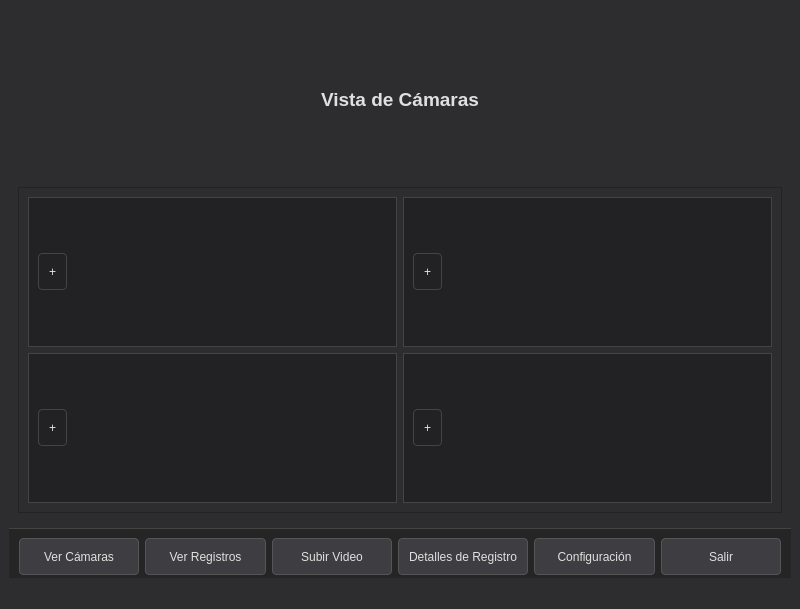
Qt form gui/interfaz.ui (JhonR913/Practica) before a commit.
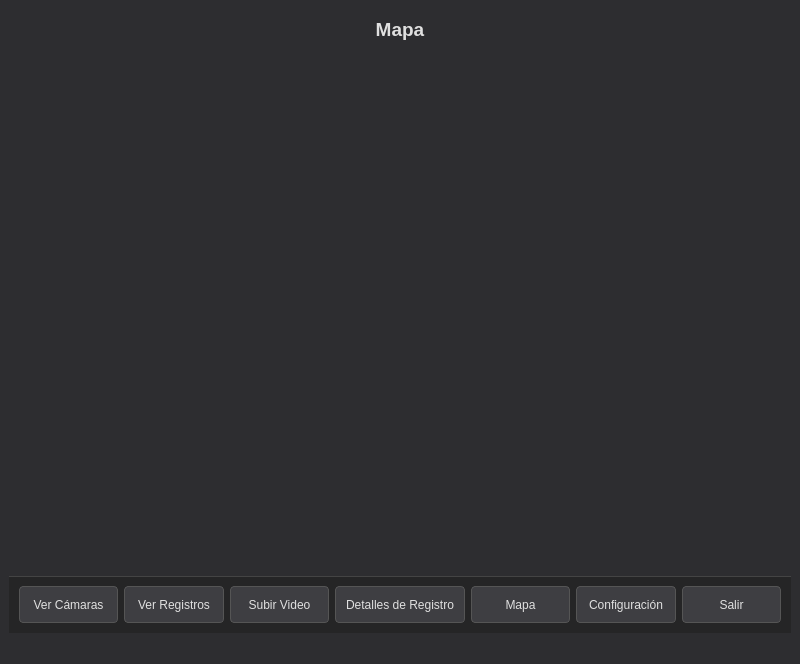
The same form after that commit.

```diff
--- a/gui/interfaz.ui
+++ b/gui/interfaz.ui
@@ -7,7 +7,7 @@
     <x>0</x>
     <y>0</y>
     <width>800</width>
-    <height>600</height>
+    <height>664</height>
    </rect>
   </property>
   <property name="windowTitle">
@@ -83,7 +83,7 @@
     <item>
      <widget class="QStackedWidget" name="stackedWidget">
       <property name="currentIndex">
-       <number>0</number>
+       <number>4</number>
       </property>
       <widget class="QWidget" name="camarasPage">
        <layout class="QVBoxLayout" name="verticalLayout_2">
@@ -566,6 +566,43 @@
   </item>
  </layout>
 </widget>
+<widget class="QWidget" name="mapaPage">
+ <layout class="QVBoxLayout" name="verticalLayout_14">
+  <item>
+   <widget class="QLabel" name="mapaTitulo">
+    <property name="sizePolicy">
+     <sizepolicy hsizetype="Expanding" vsizetype="Fixed">
+      <horstretch>0</horstretch>
+      <verstretch>0</verstretch>
+     </sizepolicy>
+    </property>
+    <property name="font">
+     <font>
+      <pointsize>14</pointsize>
+      <weight>75</weight>
+      <bold>true</bold>
+     </font>
+    </property>
+    <property name="text">
+     <string>Mapa</string>
+    </property>
+    <property name="alignment">
+     <set>Qt::AlignCenter</set>
+    </property>
+   </widget>
+  </item>
+  <item>
+   <widget class="QWidget" name="mapaWidget" native="true">
+    <property name="sizePolicy">
+     <sizepolicy hsizetype="Expanding" vsizetype="Expanding">
+      <horstretch>0</horstretch>
+      <verstretch>0</verstretch>
+     </sizepolicy>
+    </property>
+   </widget>
+  </item>
+ </layout>
+</widget>
       <widget class="QWidget" name="configuracionPage">
        <layout class="QVBoxLayout" name="verticalLayout_11">
         <item>
@@ -837,6 +874,13 @@
          </property>
         </widget>
        </item>
+       <item>
+        <widget class="QPushButton" name="MapaBtn">
+         <property name="text">
+          <string>Mapa</string>
+         </property>
+        </widget>
+       </item>
        <item>
         <widget class="QPushButton" name="configuracionBtn">
          <property name="text">
```
Left out of the diff: 30 changed lines with no effect on the pictures. Lines whose indentation alone changed are shown as unchanged.
